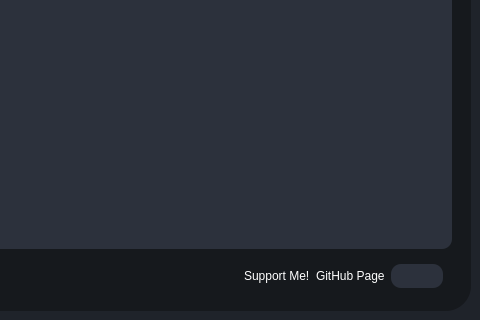
Qt form testRVEInterface.ui (TNTwise/REAL-Video-Enhancer) before a commit; both pictures show x 683 to 1163 and y 380 to 700 of the 1163 by 700 pixel window.
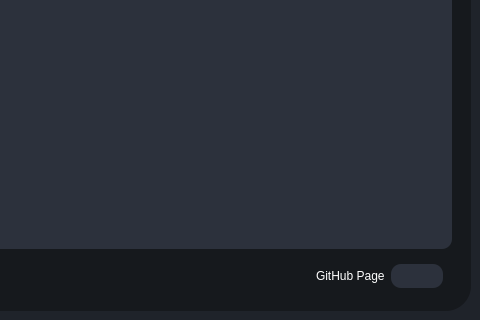
The same form after that commit. The open tabs and pages were chosen to show the change. Icons and pictures are not drawn.

Commit message:
Remove 'Support Me!' label from UI
Removed QLabel widget for 'Support Me!' from UI.

```diff
--- a/testRVEInterface.ui
+++ b/testRVEInterface.ui
@@ -342,13 +342,6 @@
                      </property>
                     </spacer>
                    </item>
-                   <item>
-                    <widget class="QLabel" name="label_13">
-                     <property name="text">
-                      <string>Support Me!</string>
-                     </property>
-                    </widget>
-                   </item>
                    <item>
                     <widget class="QLabel" name="label_16">
                      <property name="text">
```
